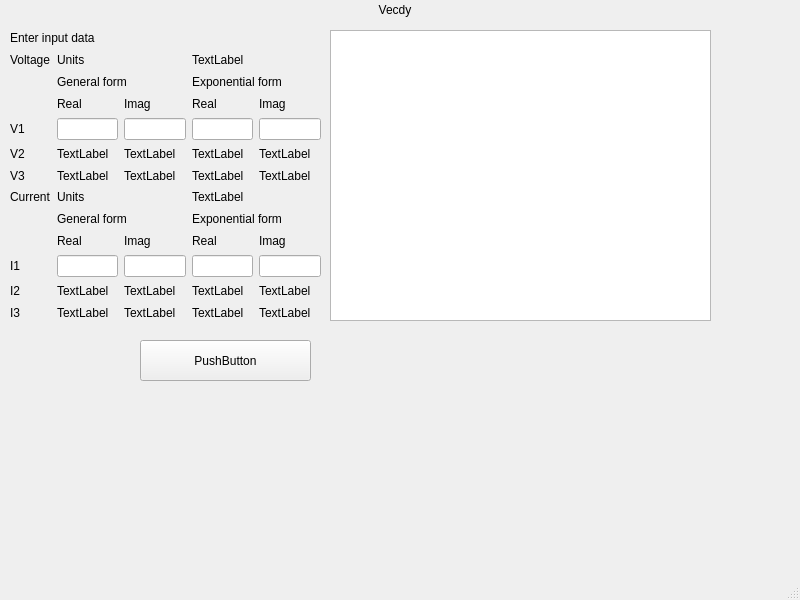
The window that mainwindow.ui (Aratimaru/VectorDiagram) describes before a commit, drawn with Qt 5.
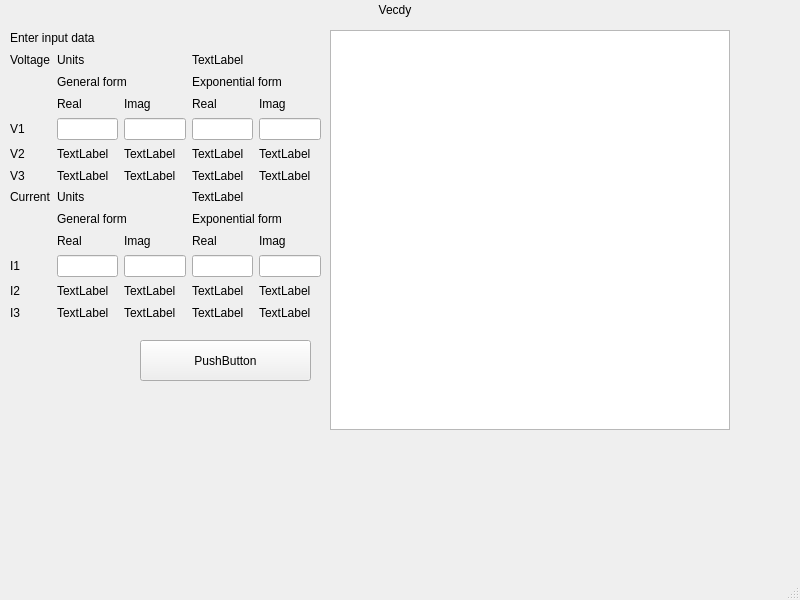
The same window after the commit.

What changed in the file:
```diff
--- a/mainwindow.ui
+++ b/mainwindow.ui
@@ -371,8 +371,8 @@
      <rect>
       <x>330</x>
       <y>30</y>
-      <width>381</width>
-      <height>291</height>
+      <width>400</width>
+      <height>400</height>
      </rect>
     </property>
    </widget>
```
